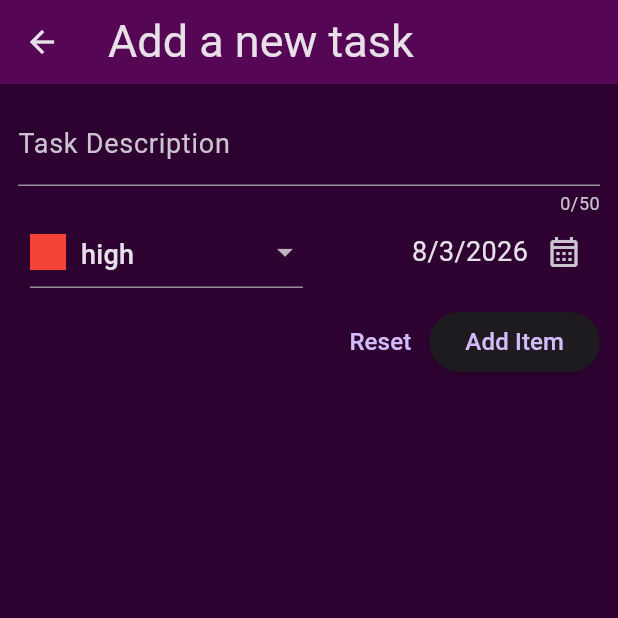
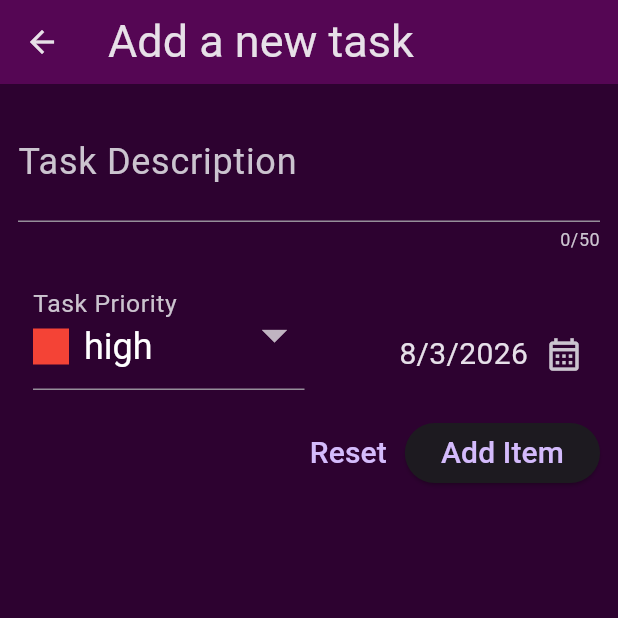
Before and after one commit to MirWasShort/Productivity-Hub, a Flutter app: the screen it shows once a user with an empty profile is signed in, after a tap on the "add" icon, on a phone screen of 412 x 824 dp, the top half of it. Run offline on Flutter 3.47's test engine with Material 3 defaults, Android fonts, the phone set to English and light mode, and no system bars; our stand-ins replace cloud_firestore, firebase_auth, firebase_core; accounts and stored records are empty.

Commit message:
semifinal review

```diff
--- a/lib/main.dart
+++ b/lib/main.dart
@@ -4,7 +4,7 @@ import 'package:tasks_manager/screens/home_screen.dart';
 import 'package:tasks_manager/screens/loading_screen.dart';
 import 'firebase_options.dart';
 import 'package:flutter/material.dart';
-import 'package:tasks_manager/screens/auth.dart';
+import 'package:tasks_manager/screens/auth_screen.dart';
 
 void main() async {
   WidgetsFlutterBinding.ensureInitialized();
--- a/lib/screens/home_screen.dart
+++ b/lib/screens/home_screen.dart
@@ -32,9 +32,9 @@ class _HomeScreenState extends State<HomeScreen> {
           .delete();
     } catch (_) {
       if (!mounted) return;
-      ScaffoldMessenger.of(context).showSnackBar(
-        const SnackBar(content: Text('Failed to delete task.')),
-      );
+      ScaffoldMessenger.of(
+        context,
+      ).showSnackBar(const SnackBar(content: Text('Failed to delete task.')));
     }
   }
 
@@ -54,7 +54,6 @@ class _HomeScreenState extends State<HomeScreen> {
 
     final content = StreamBuilder<QuerySnapshot>(
       // Filtered by userID
-      // without this, every signed-in user would see (and could delete) everyone else's tasks.
       stream: FirebaseFirestore.instance
           .collection('Tasks')
           .where('userId', isEqualTo: userId)
@@ -94,6 +93,14 @@ class _HomeScreenState extends State<HomeScreen> {
             }
             return prioComparison;
           });
+        } else {
+          tasks.sort((a, b) {
+            final dateComparison = a.date.compareTo(b.date);
+            if (dateComparison == 0) {
+              return a.name.compareTo(b.name);
+            }
+            return dateComparison;
+          });
         }
 
         return ListView.builder(
@@ -103,10 +110,10 @@ class _HomeScreenState extends State<HomeScreen> {
             return Dismissible(
               key: ValueKey(task.id),
               onDismissed: (direction) => _removeItem(task),
-              background: Container(color: Colors.red),
+              background: Container(color: Color.fromARGB(136, 146, 61, 144)),
               child: ListTile(
-                title: Text(task.name, style: const TextStyle(fontSize: 24)),
-                subtitle: Text(task.formattedDate),
+                title: Text(task.name, style: const TextStyle(fontSize: 28)),
+                subtitle: Text(task.formattedDate, style: const TextStyle(fontSize: 22)),
                 leading: Container(
                   width: 28,
                   height: 28,
@@ -147,7 +154,7 @@ class _HomeScreenState extends State<HomeScreen> {
                 IconButton(
                   onPressed: _addItem,
                   icon: const Icon(Icons.add),
-                  iconSize: 30,
+                  iconSize: 34,
                 ),
                 SizedBox(width: 15),
                 ElevatedButton.icon(
@@ -155,8 +162,8 @@ class _HomeScreenState extends State<HomeScreen> {
                   icon: Icon(Icons.search),
                   label: Text(' Search '),
                   style: ButtonStyle(
-                    textStyle: WidgetStatePropertyAll(TextStyle(fontSize: 28)),
-                    iconSize: WidgetStatePropertyAll(30),
+                    textStyle: WidgetStatePropertyAll(TextStyle(fontSize: 30)),
+                    iconSize: WidgetStatePropertyAll(34),
                     backgroundColor: WidgetStatePropertyAll(
                       const Color.fromARGB(230, 115, 18, 114),
                     ),
@@ -166,9 +173,11 @@ class _HomeScreenState extends State<HomeScreen> {
                 IconButton(
                   onPressed: _toggleSort,
                   icon: Icon(
-                    _sortByPriority ? Icons.sort : Icons.sort_outlined,
+                    _sortByPriority
+                        ? Icons.calendar_month_outlined
+                        : Icons.priority_high_rounded,
                   ),
-                  iconSize: 30,
+                  iconSize: 34,
                 ),
               ],
             ),
--- a/lib/widgets/new_task.dart
+++ b/lib/widgets/new_task.dart
@@ -45,9 +45,9 @@ class _NewTaskState extends State<NewTask> {
     }
     if (_enteredDate == null) {
       ScaffoldMessenger.of(context).clearSnackBars();
-      ScaffoldMessenger.of(context).showSnackBar(
-        const SnackBar(content: Text('Select due date.')),
-      );
+      ScaffoldMessenger.of(
+        context,
+      ).showSnackBar(const SnackBar(content: Text('Must select due date.')));
       return;
     }
     _formKey.currentState!.save();
@@ -59,8 +59,6 @@ class _NewTaskState extends State<NewTask> {
     try {
       final user = FirebaseAuth.instance.currentUser!;
 
-      /// priority name is the only one that we need to store in the database
-      /// also is the only parameter firestore "accepts"
       await FirebaseFirestore.instance.collection('Tasks').add({
         'name': _enteredName,
         'priority': _selectedPriority.prio,
@@ -75,9 +73,9 @@ class _NewTaskState extends State<NewTask> {
     } catch (error) {
       if (!mounted) return;
       ScaffoldMessenger.of(context).clearSnackBars();
-      ScaffoldMessenger.of(context).showSnackBar(
-        SnackBar(content: Text('Failed to save data: $error')),
-      );
+      ScaffoldMessenger.of(
+        context,
+      ).showSnackBar(SnackBar(content: Text('Failed to save data: $error')));
       setState(() {
         _isSending = false;
       });
@@ -97,12 +95,12 @@ class _NewTaskState extends State<NewTask> {
           child: Column(
             children: [
               TextFormField(
+                style: TextStyle(fontSize: 28),
+                textCapitalization: TextCapitalization.sentences,
                 maxLength: 50,
                 decoration: InputDecoration(
-                  label: Text(
-                    'Task Description',
-                    style: TextStyle(fontSize: 18),
-                  ),
+                  labelText: 'Task Description',
+                  labelStyle: TextStyle(fontSize: 24),
                 ),
                 validator: (value) {
                   if (value == null ||
@@ -117,13 +115,24 @@ class _NewTaskState extends State<NewTask> {
                   _enteredName = value!;
                 },
               ),
+              SizedBox(height: 18),
               Row(
                 crossAxisAlignment: CrossAxisAlignment.end,
                 children: [
-                  const SizedBox(width: 8),
+                  const SizedBox(width: 10),
                   Expanded(
                     child: DropdownButtonFormField(
+                      style: TextStyle(fontSize: 28),
+                      dropdownColor: const Color.fromARGB(255, 85, 6, 84),
                       initialValue: _selectedPriority,
+                      icon: Icon(Icons.arrow_drop_down),
+                      decoration: InputDecoration(
+                        label: Text(
+                          'Task Priority',
+                          style: TextStyle(fontSize: 22),
+                        ),
+                      ),
+                      iconSize: 40,
                       items: [
                         for (final prio in priority.entries)
                           DropdownMenuItem(
@@ -138,7 +147,7 @@ class _NewTaskState extends State<NewTask> {
                                 const SizedBox(width: 10),
                                 Text(
                                   prio.value.prio,
-                                  style: TextStyle(fontSize: 18),
+                                  style: TextStyle(fontSize: 24),
                                 ),
                               ],
                             ),
@@ -159,20 +168,21 @@ class _NewTaskState extends State<NewTask> {
                       children: [
                         Text(
                           _enteredDate == null
-                              ? 'Due date is missing'
+                              ? 'Date is missing'
                               : formatter.format(_enteredDate!),
-                          style: TextStyle(fontSize: 18),
+                          style: TextStyle(fontSize: 20),
                         ),
                         IconButton(
                           onPressed: _datePicker,
                           icon: Icon(Icons.calendar_month_outlined),
+                          iconSize: 26,
                         ),
                       ],
                     ),
                   ),
                 ],
               ),
-              SizedBox(height: 12),
+              SizedBox(height: 18),
               Row(
                 mainAxisAlignment: MainAxisAlignment.end,
                 children: [
@@ -182,7 +192,7 @@ class _NewTaskState extends State<NewTask> {
                         : () {
                             _formKey.currentState!.reset();
                           },
-                    child: const Text('Reset', style: TextStyle(fontSize: 16)),
+                    child: const Text('Reset', style: TextStyle(fontSize: 20)),
                   ),
                   ElevatedButton(
                     onPressed: _isSending ? null : _submitTask,
@@ -194,7 +204,7 @@ class _NewTaskState extends State<NewTask> {
                           )
                         : const Text(
                             'Add Item',
-                            style: TextStyle(fontSize: 16),
+                            style: TextStyle(fontSize: 20),
                           ),
                   ),
                 ],
--- a/pubspec.yaml
+++ b/pubspec.yaml
@@ -40,6 +40,9 @@ dependencies:
   firebase_auth: ^6.5.6
   intl: ^0.20.3
   cloud_firestore: ^6.7.1
+  google_sign_in: ^7.2.0
+  google_sign_in_android: ^7.2.11
+  google_sign_in_ios: ^6.3.0
 
 dev_dependencies:
   flutter_test:
```
Also changed, not shown: lib/screens/auth_screen.dart (renamed from lib/screens/auth.dart), pubspec.lock, 2 other files.
